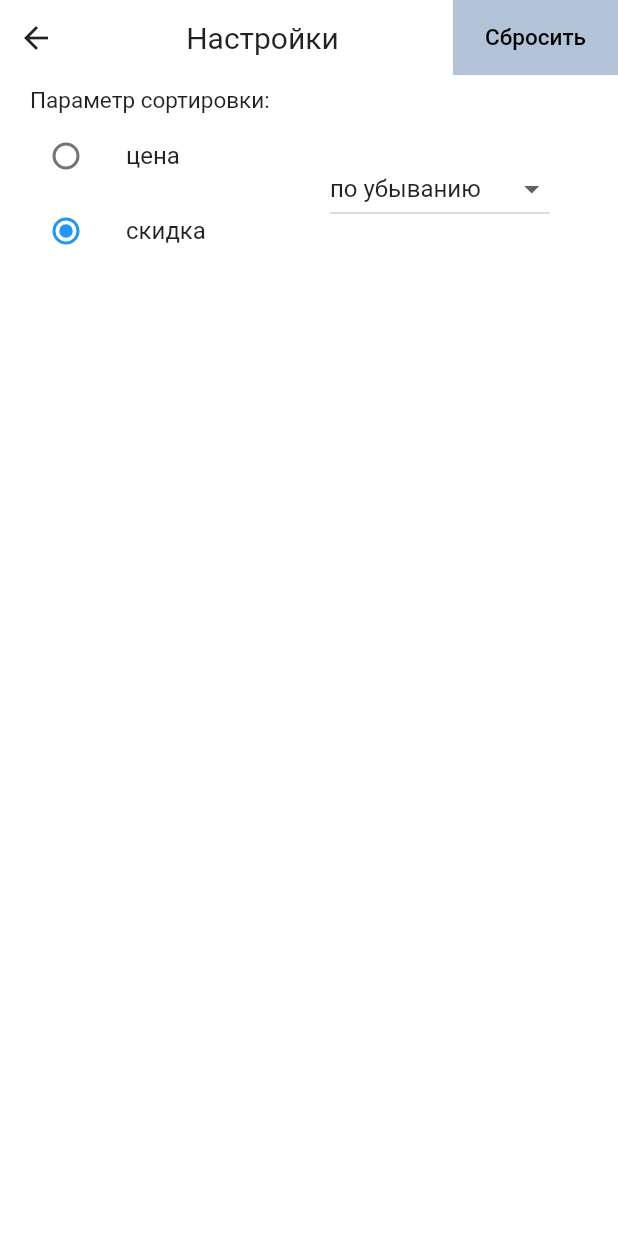
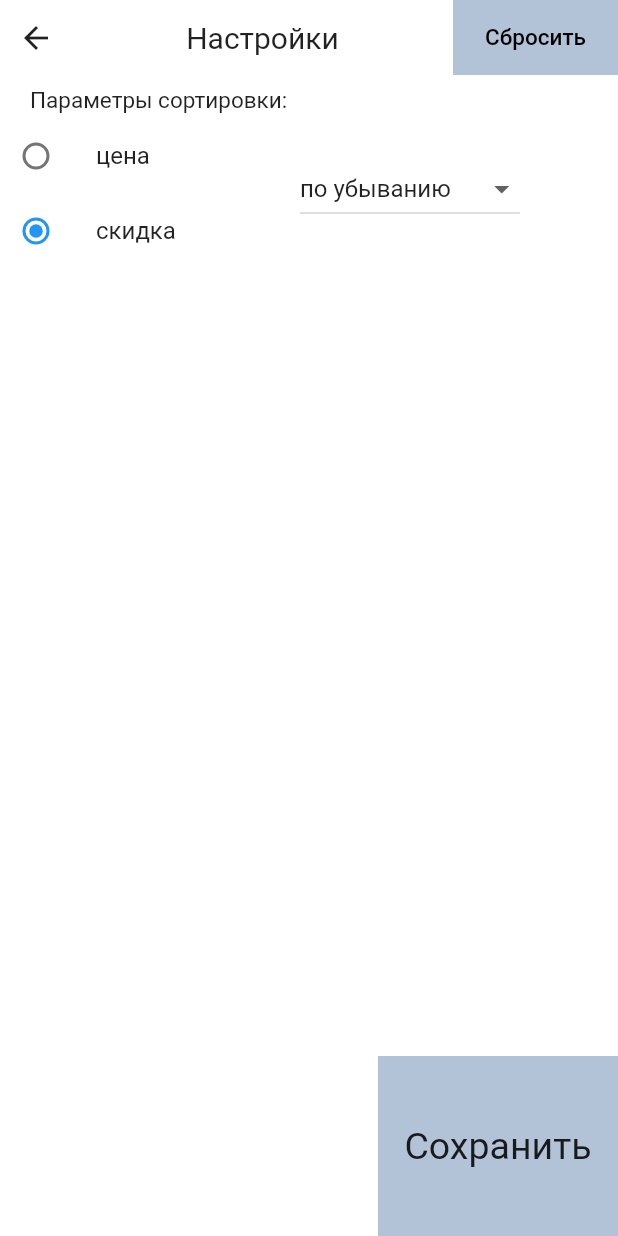
Before and after one commit to ShmerlingMax/EnergyDrink, a Flutter app: the SettingsScreen screen opened directly, on a phone screen of 412 x 824 dp. Run offline on Flutter 3.47's test engine with Material 2 defaults, Android fonts, the phone set to English and light mode, and no system bars; our stand-ins replace dio; project files that could hold a hidden picture were left out.

Commit message:
Add a save button

```diff
--- a/mobile_app/lib/domain/models/aggregation_model/aggregation_model.dart
+++ b/mobile_app/lib/domain/models/aggregation_model/aggregation_model.dart
@@ -84,7 +84,7 @@ class Aggregation with ChangeNotifier {
     if (_sortingParameter == SortingParameter.price) {
       if (_sortingDirection == SortingDirection.ascending) {
         drinks.sort(
-          (drink1, drink2) => drink2.key.priceWithDiscount
+          (drink2, drink1) => drink2.key.priceWithDiscount
               .compareTo(drink1.key.priceWithDiscount),
         );
       } else {
@@ -96,7 +96,7 @@ class Aggregation with ChangeNotifier {
     } else {
       if (_sortingDirection == SortingDirection.ascending) {
         drinks.sort(
-          (drink1, drink2) =>
+          (drink2, drink1) =>
               drink2.key.discount.compareTo(drink1.key.discount),
         );
       } else {
--- a/mobile_app/lib/presentation/settings_screen/settings_screen.dart
+++ b/mobile_app/lib/presentation/settings_screen/settings_screen.dart
@@ -1,4 +1,5 @@
 import 'package:energy_drink/presentation/settings_screen/widgets/app_bar.dart';
+import 'package:energy_drink/presentation/settings_screen/widgets/save_button.dart';
 import 'package:energy_drink/presentation/settings_screen/widgets/sorting_direction_selector.dart';
 import 'package:energy_drink/presentation/settings_screen/widgets/sorting_parameter_selector.dart';
 import 'package:flutter/material.dart';
@@ -10,15 +11,21 @@ class SettingsScreen extends StatelessWidget {
   Widget build(BuildContext context) {
     return Scaffold(
       appBar: const SettingsAppBar(),
-      body: SingleChildScrollView(
+      bottomSheet: const Padding(padding: EdgeInsets.zero),
+      body: Stack(
+        children: [
+          SingleChildScrollView(
             child: Padding(
-          padding: const EdgeInsets.fromLTRB(20, 8, 0, 8),
+              padding: const EdgeInsets.symmetric(vertical: 8),
               child: Column(
                 crossAxisAlignment: CrossAxisAlignment.start,
                 children: [
-              const Text(
-                'Параметр сортировки:',
+                  const Padding(
+                    padding: EdgeInsets.only(left: 20),
+                    child: Text(
+                      'Параметры сортировки:',
                       style: TextStyle(fontSize: 15),
+                    ),
                   ),
                   Row(
                     children: const [
@@ -34,6 +41,9 @@ class SettingsScreen extends StatelessWidget {
               ),
             ),
           ),
+          const SaveButton(),
+        ],
+      ),
     );
   }
 }
--- /dev/null
+++ b/mobile_app/lib/presentation/settings_screen/widgets/save_button.dart
@@ -0,0 +1,37 @@
+import 'package:energy_drink/domain/models/aggregation_model/aggregation_model.dart';
+import 'package:energy_drink/domain/models/settings_model/settings_model.dart';
+import 'package:flutter/widgets.dart';
+import 'package:provider/provider.dart';
+
+class SaveButton extends StatelessWidget {
+  const SaveButton({Key? key}) : super(key: key);
+
+  @override
+  Widget build(BuildContext context) {
+    return Align(
+      alignment: Alignment.bottomRight,
+      child: GestureDetector(
+        onTap: () {
+          final settings = context.read<Settings>();
+          context.read<Aggregation>()
+            ..shops = settings.shops
+            ..brands = settings.brands
+            ..sortingParameter = settings.sortingParameter
+            ..sortingDirection = settings.sortingDirection;
+          Navigator.pop(context);
+        },
+        child: Container(
+          width: 160,
+          height: 120,
+          color: const Color(0xFFB2C2D7),
+          child: const Center(
+            child: Text(
+              'Сохранить',
+              style: TextStyle(fontSize: 25),
+            ),
+          ),
+        ),
+      ),
+    );
+  }
+}
```
Lines whose indentation alone changed are shown as unchanged.
